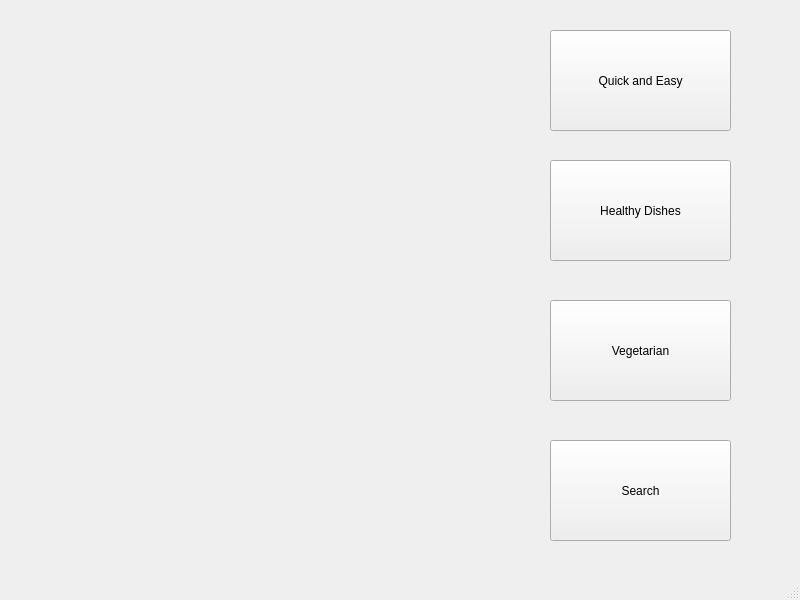
Above: CS4076Project/mainwindow.ui from CaoimheCahill/CS4076Project before the change. Below: the same form after it.
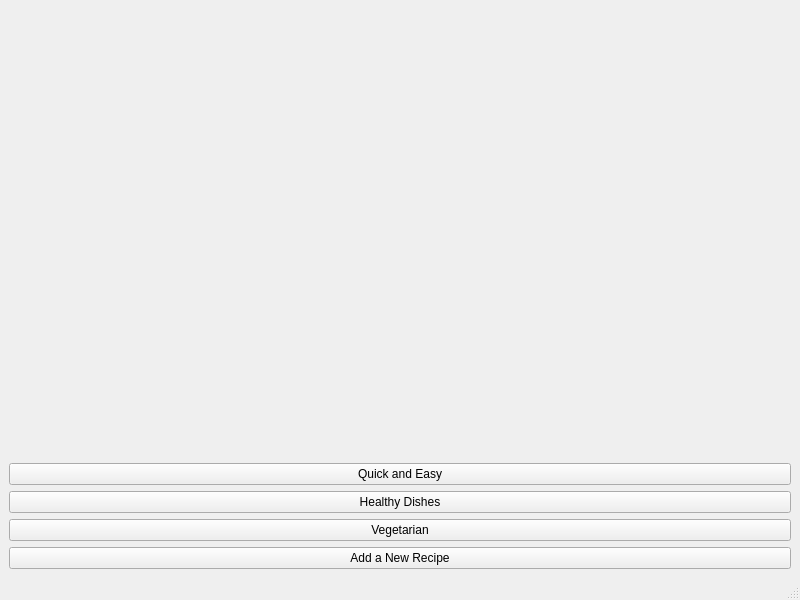
That is the form after the change.

Commit message: Have "Add Recipe" Window started and connected to MainWindow + trying to add new recipes to a vector for stroage for now

What changed in the file:
```diff
--- a/CS4076Project/mainwindow.ui
+++ b/CS4076Project/mainwindow.ui
@@ -14,74 +14,46 @@
    <string>MainWindow</string>
   </property>
   <widget class="QWidget" name="centralwidget">
+   <layout class="QVBoxLayout" name="verticalLayout">
+    <item>
+     <widget class="QLabel" name="label_logo">
+      <property name="text">
+       <string/>
+      </property>
+      <property name="scaledContents">
+       <bool>true</bool>
+      </property>
+     </widget>
+    </item>
+    <item>
    <widget class="QPushButton" name="pushButton">
-    <property name="geometry">
-     <rect>
-      <x>550</x>
-      <y>30</y>
-      <width>181</width>
-      <height>101</height>
-     </rect>
-    </property>
     <property name="text">
      <string>Quick and Easy</string>
     </property>
    </widget>
+    </item>
+    <item>
    <widget class="QPushButton" name="pushButton_2">
-    <property name="geometry">
-     <rect>
-      <x>550</x>
-      <y>160</y>
-      <width>181</width>
-      <height>101</height>
-     </rect>
-    </property>
     <property name="text">
      <string>Healthy Dishes</string>
     </property>
    </widget>
+    </item>
+    <item>
    <widget class="QPushButton" name="pushButton_3">
-    <property name="geometry">
-     <rect>
-      <x>550</x>
-      <y>300</y>
-      <width>181</width>
-      <height>101</height>
-     </rect>
-    </property>
     <property name="text">
      <string>Vegetarian</string>
     </property>
    </widget>
+    </item>
+    <item>
    <widget class="QPushButton" name="pushButton_4">
-    <property name="geometry">
-     <rect>
-      <x>550</x>
-      <y>440</y>
-      <width>181</width>
-      <height>101</height>
-     </rect>
-    </property>
     <property name="text">
-     <string>Search</string>
-    </property>
-   </widget>
-   <widget class="QLabel" name="label_logo">
-    <property name="geometry">
-     <rect>
-      <x>60</x>
-      <y>70</y>
-      <width>421</width>
-      <height>421</height>
-     </rect>
-    </property>
-    <property name="text">
-     <string/>
-    </property>
-    <property name="scaledContents">
-     <bool>true</bool>
-    </property>
-   </widget>
+       <string>Add a New Recipe</string>
+      </property>
+     </widget>
+    </item>
+   </layout>
   </widget>
   <widget class="QMenuBar" name="menubar">
    <property name="geometry">
```
Lines whose indentation alone changed are shown as unchanged. The commit also changes 8 other files.
